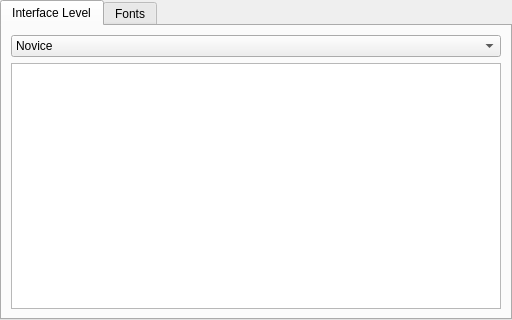
The window that src/Main/GeneralConfigPage.ui (macgitver/MacGitver) describes before a commit, drawn with Qt 5.
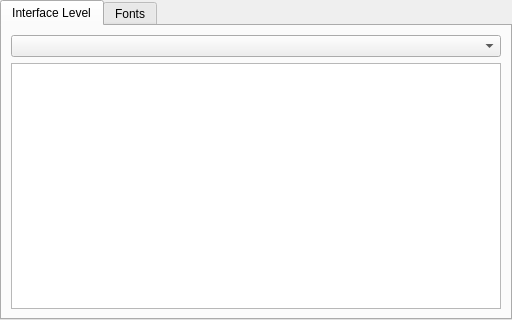
The same window after the commit. The open tabs and pages were chosen to show the change. Custom widgets are drawn as their Qt base class.

Patch:
```diff
--- a/src/Main/GeneralConfigPage.ui
+++ b/src/Main/GeneralConfigPage.ui
@@ -28,13 +28,7 @@
       </attribute>
       <layout class="QVBoxLayout" name="verticalLayout_2">
        <item>
-        <widget class="QComboBox" name="comboBox">
-         <item>
-          <property name="text">
-           <string>Novice</string>
-          </property>
-         </item>
-        </widget>
+        <widget class="QComboBox" name="cboUserLevel"/>
        </item>
        <item>
         <widget class="QTextBrowser" name="textBrowser"/>
```
Left out of the diff: 4 changed lines with no effect on the pictures.
